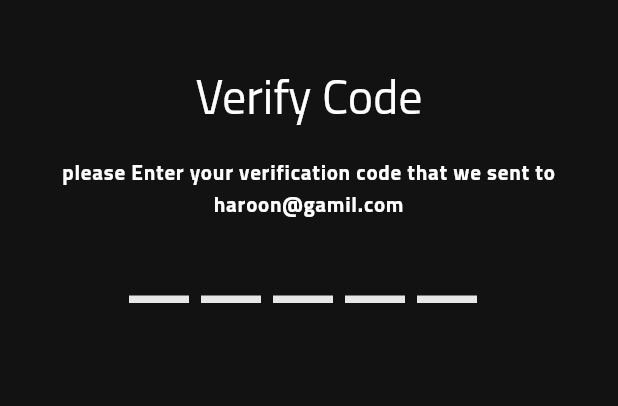
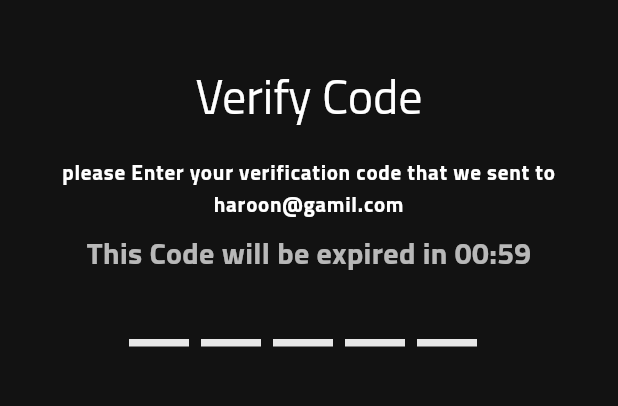
Before and after one commit to haroon911/hamour, a Flutter app: the VerificationScreen screen opened by its route, on a phone screen of 412 x 824 dp, the part 69-475 px from its top. Run offline on Flutter 3.47's test engine with Material 2 defaults, Android fonts, the phone set to English and light mode, and no system bars; drawn by our look-alikes of flutter_otp_text_field; our stand-ins replace font_awesome_flutter, get, shared_preferences, smooth_page_indicator; accounts and stored records are empty.

Commit message:
added timer to the verification screen

```diff
--- a/lib/core/localization/translation.dart
+++ b/lib/core/localization/translation.dart
@@ -102,6 +102,7 @@ class HamourTranslations extends Translations {
     "resetPasswordText": "Reset your new password",
     "newPassword": "new password",
     "newPasswordText": "Enter your new password",
+    "codeExpire": "This Code will be expired in ",
     //End of Sign up Screen
   };
   Map<String, String> authAr = {
@@ -153,6 +154,8 @@ class HamourTranslations extends Translations {
     "resetPasswordText": "تمت المصادقة بنجاح ادخل كلمة السر الجديدة",
     "newPassword": "كلمة السر الجديدة",
     "newPasswordText": "ادخل كلمة السر الجديدة",
+    "codeExpire": "ينتهي كود التفعيل بعد ",
+
     // "forgot password": "تأكيد كلمة السر",
     //End of Sign up Screen
   };
--- /dev/null
+++ b/lib/views/components/auth/forgot_password/build_timer.dart
@@ -0,0 +1,24 @@
+import 'package:flutter/material.dart';
+import 'package:get/get_utils/get_utils.dart';
+
+class BuildTimer extends StatelessWidget {
+  const BuildTimer({
+    super.key,
+  });
+
+  @override
+  Widget build(BuildContext context) {
+    return Row(mainAxisAlignment: MainAxisAlignment.center, children: [
+      Text('codeExpire'.tr),
+      TweenAnimationBuilder(
+        duration: const Duration(seconds: 300),
+        tween: Tween(begin: 60.0, end: 0),
+        builder: (BuildContext context, dynamic value, Widget? child) {
+          // minusts
+          return Text("00:${value.toInt()}");
+        },
+        onEnd: () {},
+      ),
+    ]);
+  }
+}
--- a/lib/views/screens/auth/forgot_password/verification.dart
+++ b/lib/views/screens/auth/forgot_password/verification.dart
@@ -5,6 +5,7 @@ import '../../../../controllers/auth/verification_controller.dart';
 import '../../../../core/functions/auth_app_bar.dart';
 import '../../../components/auth/Widgets/auth_intro.dart';
 import '../../../components/auth/forgot_password/otp_input.dart';
+import '../../../components/auth/forgot_password/build_timer.dart';
 
 class VerificationScreen extends StatelessWidget {
   VerificationScreen({super.key});
@@ -30,6 +31,7 @@ class VerificationScreen extends StatelessWidget {
                   subTitle: 'varificationText',
                   extra: "haroon@gamil.com",
                 ),
+                const BuildTimer(),
                 OtpInput(controller: controller),
               ],
             ),
```
